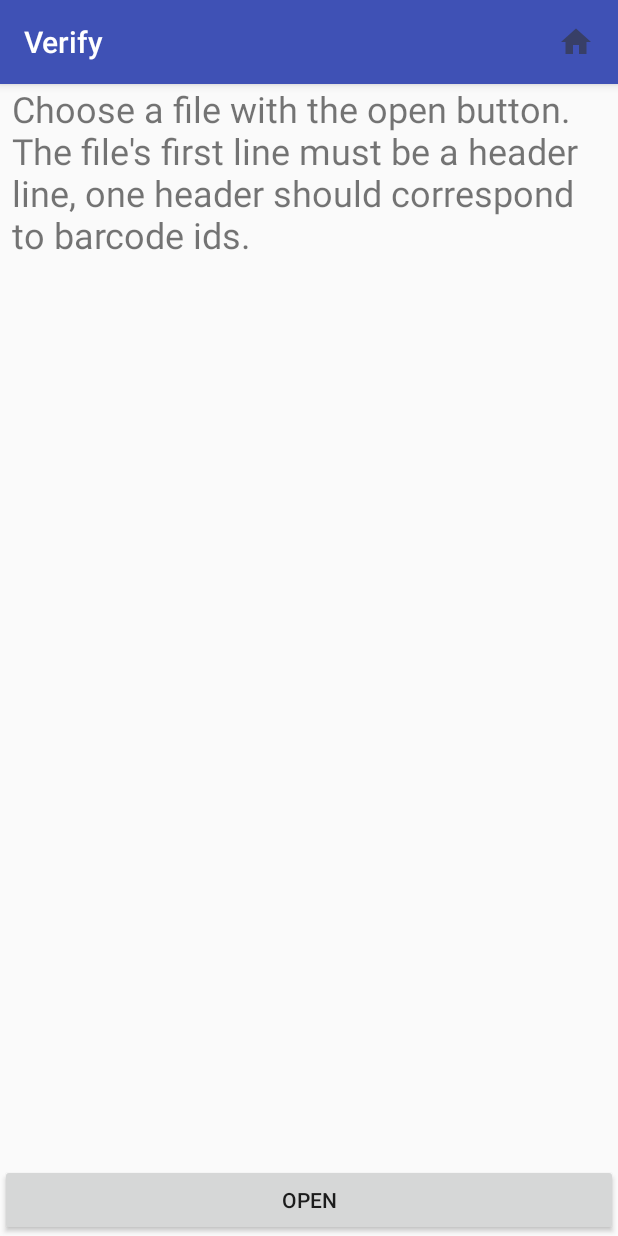
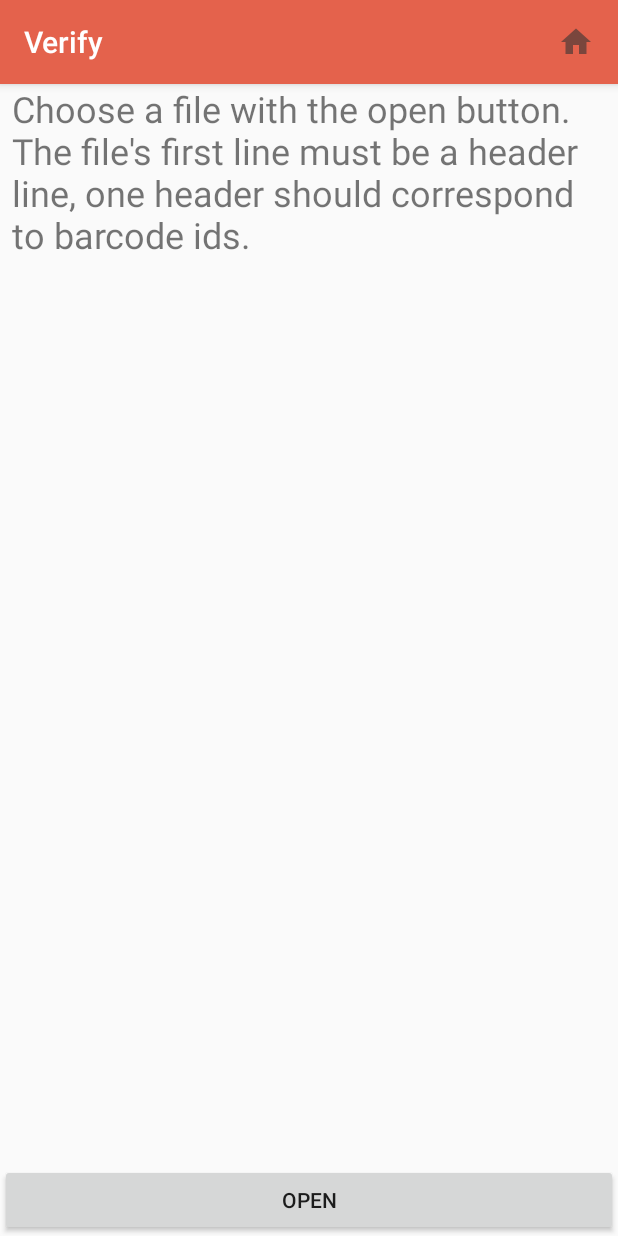
Before and after one commit to conjon42/Intercross, an Android app: the LoaderActivity screen opened directly, with no data from a screen before it, on a phone screen of 412 x 824 dp. Run offline under Robolectric (Android 15) with nearby library versions, the phone set to English and light mode, and no system bars.

Commit message:
Updated icon, theme, and readme

```diff
--- a/app/src/main/res/values/colors.xml
+++ b/app/src/main/res/values/colors.xml
@@ -1,6 +1,6 @@
 <?xml version="1.0" encoding="utf-8"?>
 <resources>
-    <color name="colorPrimary">#3F51B5</color>
-    <color name="colorPrimaryDark">#303F9F</color>
-    <color name="colorAccent">#FF4081</color>
+    <color name="colorPrimary">#E4624C</color>
+    <color name="colorPrimaryDark">#A84937</color>
+    <color name="colorAccent">#EEC657</color>
 </resources>
```
Also changed, not shown: app/src/main/ic_launcher-web.png, app/src/main/res/mipmap-hdpi/ic_launcher.png, app/src/main/res/mipmap-mdpi/ic_launcher.png, app/src/main/res/mipmap-xhdpi/ic_launcher.png, app/src/main/res/mipmap-xxhdpi/ic_launcher.png, app/src/main/res/mipmap-xxxhdpi/ic_launcher.png.
